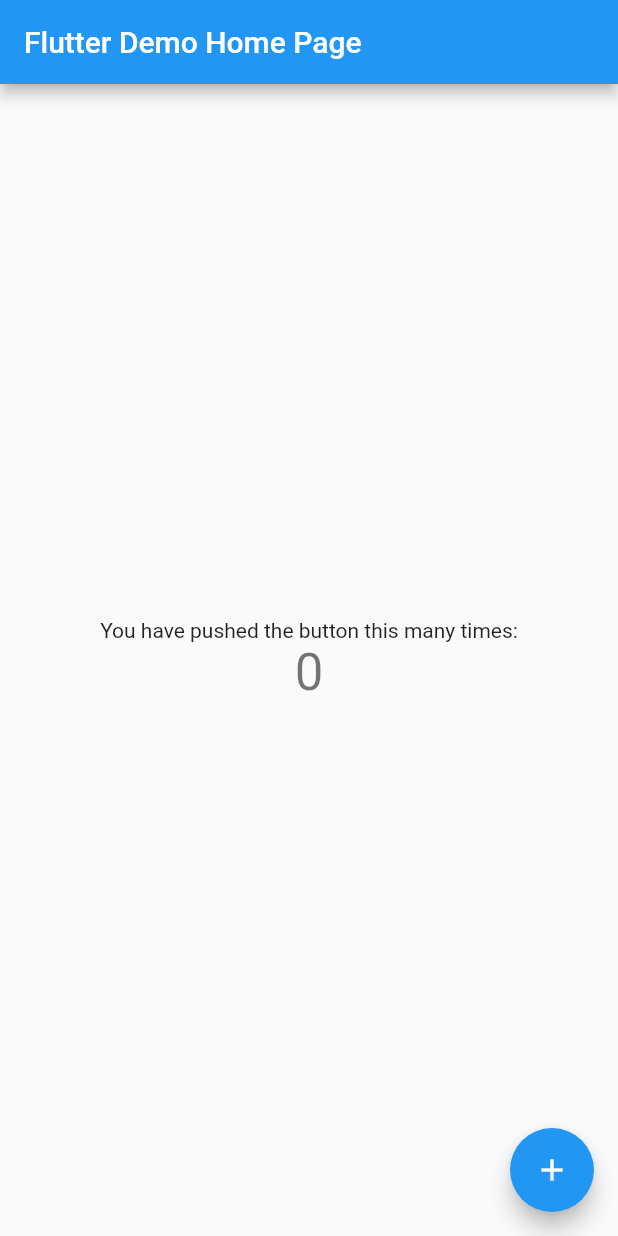
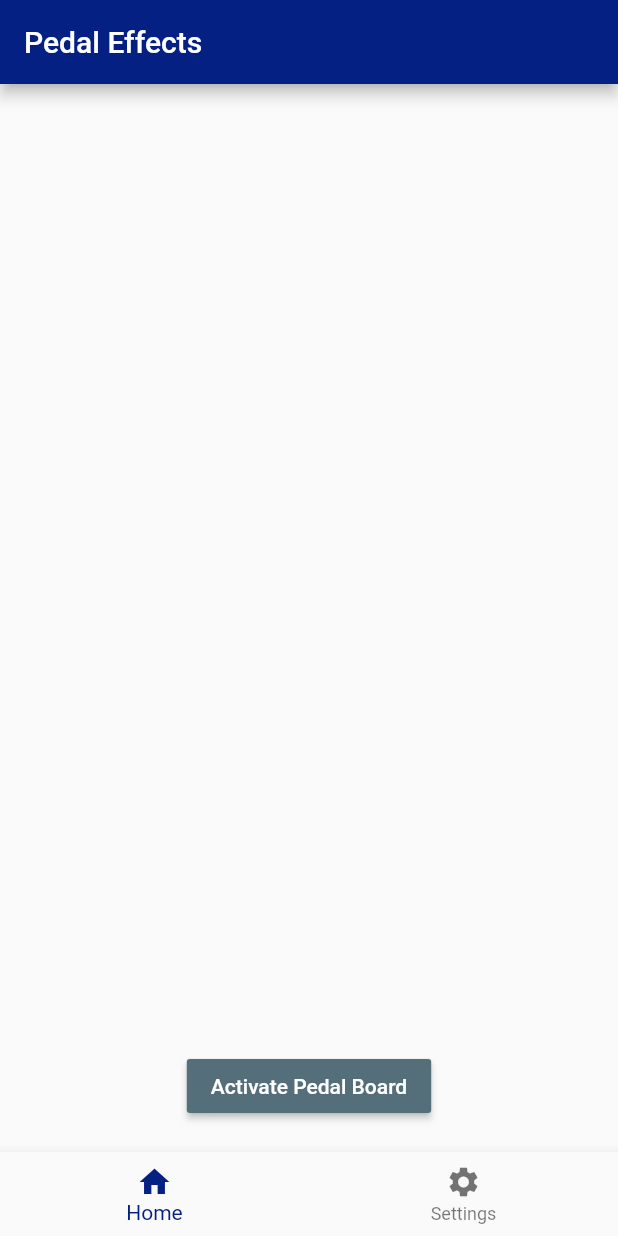
Before and after one commit to acdop100/ECE_4873_Guitar_Pedals_and_Effects, a Flutter app: the screen it shows after launch, on a phone screen of 412 x 824 dp. Run offline on Flutter 3.47's test engine with Material 2 defaults, Android fonts, the phone set to English and light mode, and no system bars.

Commit message:
Added pages/nav bar, theming, and buttons

```diff
--- /dev/null
+++ b/lib/homepage.dart
@@ -0,0 +1,46 @@
+import 'package:flutter/material.dart';
+
+class HomePage extends StatefulWidget {
+  @override
+  _HomePage createState() => _HomePage();
+}
+
+class _HomePage extends State<HomePage> {
+  @override
+  void initState() {
+    super.initState();
+  }
+
+    @override
+    Widget build(BuildContext context) {
+      return Scaffold(
+        appBar: AppBar(
+          title: Text(
+            "Pedal Effects",
+            style: TextStyle(color: Color(0xffFFFFFF)),
+          ),
+          backgroundColor: Color(0xff042082),
+        ),
+        body: Column(
+            mainAxisAlignment: MainAxisAlignment.center,
+            crossAxisAlignment: CrossAxisAlignment.center,
+            children: <Widget>[
+              Expanded(child: Container(),),
+              Padding(
+                padding: EdgeInsets.all(20.0),
+                child: RaisedButton(
+                  color: Colors.blueGrey[600],
+                  onPressed: () {
+                    // Enable effect
+                  },
+                  child: Text(
+                    'Activate Pedal Board',
+                    style: TextStyle(color: Color(0xffFFFFFF)),
+                  ),
+                ),
+              ),
+            ],
+          ),
+      );
+    }
+  }
--- a/lib/main.dart
+++ b/lib/main.dart
@@ -1,6 +1,7 @@
 import 'package:flutter/material.dart';
-
-void main() {
+import 'homepage.dart';
+import 'settings.dart';
+void main() async {
   runApp(MyApp());
 }
 
@@ -9,109 +10,57 @@ class MyApp extends StatelessWidget {
   @override
   Widget build(BuildContext context) {
     return MaterialApp(
-      title: 'Flutter Demo',
-      theme: ThemeData(
-        // This is the theme of your application.
-        //
-        // Try running your application with "flutter run". You'll see the
-        // application has a blue toolbar. Then, without quitting the app, try
-        // changing the primarySwatch below to Colors.green and then invoke
-        // "hot reload" (press "r" in the console where you ran "flutter run",
-        // or simply save your changes to "hot reload" in a Flutter IDE).
-        // Notice that the counter didn't reset back to zero; the application
-        // is not restarted.
-        primarySwatch: Colors.blue,
-        // This makes the visual density adapt to the platform that you run
-        // the app on. For desktop platforms, the controls will be smaller and
-        // closer together (more dense) than on mobile platforms.
-        visualDensity: VisualDensity.adaptivePlatformDensity,
-      ),
-      home: MyHomePage(title: 'Flutter Demo Home Page'),
+      title: 'Guitar Pedal Effect App',
+      home: Home(),
     );
   }
 }
 
-class MyHomePage extends StatefulWidget {
-  MyHomePage({Key key, this.title}) : super(key: key);
-
-  // This widget is the home page of your application. It is stateful, meaning
-  // that it has a State object (defined below) that contains fields that affect
-  // how it looks.
-
-  // This class is the configuration for the state. It holds the values (in this
-  // case the title) provided by the parent (in this case the App widget) and
-  // used by the build method of the State. Fields in a Widget subclass are
-  // always marked "final".
-
-  final String title;
-
+class Home extends StatefulWidget {
   @override
-  _MyHomePageState createState() => _MyHomePageState();
+  _HomeState createState() {
+    return _HomeState();
+  }
 }
 
-class _MyHomePageState extends State<MyHomePage> {
-  int _counter = 0;
+int _selectedIndex = 0;
 
-  void _incrementCounter() {
+class _HomeState extends State<Home> {
+  // The widget builders for each page
+  final List<Widget> _children = [
+    HomePage(),
+    Settings(),
+  ];
+
+  // Changes pages from bottom nav bar
+  void _onItemTapped(int index) {
     setState(() {
-      // This call to setState tells the Flutter framework that something has
-      // changed in this State, which causes it to rerun the build method below
-      // so that the display can reflect the updated values. If we changed
-      // _counter without calling setState(), then the build method would not be
-      // called again, and so nothing would appear to happen.
-      _counter++;
+      _selectedIndex = index;
     });
   }
 
   @override
   Widget build(BuildContext context) {
-    // This method is rerun every time setState is called, for instance as done
-    // by the _incrementCounter method above.
-    //
-    // The Flutter framework has been optimized to make rerunning build methods
-    // fast, so that you can just rebuild anything that needs updating rather
-    // than having to individually change instances of widgets.
     return Scaffold(
-      appBar: AppBar(
-        // Here we take the value from the MyHomePage object that was created by
-        // the App.build method, and use it to set our appbar title.
-        title: Text(widget.title),
+      // Body of the page
+      body: _children[_selectedIndex],
+      // Bottom nav bar
+      bottomNavigationBar: BottomNavigationBar(
+        type: BottomNavigationBarType.fixed,
+        items: const <BottomNavigationBarItem>[
+          BottomNavigationBarItem(
+            icon: Icon(Icons.home),
+            label: 'Home',
+          ),
+          BottomNavigationBarItem(
+            icon: Icon(Icons.settings),
+            label: 'Settings',
+          ),
+        ],
+        currentIndex: _selectedIndex,
+        selectedItemColor: Color(0xff042082),
+        onTap: _onItemTapped,
       ),
-      body: Center(
-        // Center is a layout widget. It takes a single child and positions it
-        // in the middle of the parent.
-        child: Column(
-          // Column is also a layout widget. It takes a list of children and
-          // arranges them vertically. By default, it sizes itself to fit its
-          // children horizontally, and tries to be as tall as its parent.
-          //
-          // Invoke "debug painting" (press "p" in the console, choose the
-          // "Toggle Debug Paint" action from the Flutter Inspector in Android
-          // Studio, or the "Toggle Debug Paint" command in Visual Studio Code)
-          // to see the wireframe for each widget.
-          //
-          // Column has various properties to control how it sizes itself and
-          // how it positions its children. Here we use mainAxisAlignment to
-          // center the children vertically; the main axis here is the vertical
-          // axis because Columns are vertical (the cross axis would be
-          // horizontal).
-          mainAxisAlignment: MainAxisAlignment.center,
-          children: <Widget>[
-            Text(
-              'You have pushed the button this many times:',
-            ),
-            Text(
-              '$_counter',
-              style: Theme.of(context).textTheme.headline4,
-            ),
-          ],
-        ),
-      ),
-      floatingActionButton: FloatingActionButton(
-        onPressed: _incrementCounter,
-        tooltip: 'Increment',
-        child: Icon(Icons.add),
-      ), // This trailing comma makes auto-formatting nicer for build methods.
     );
   }
 }
```
Also changed, not shown: lib/settings.dart (added, +46 -0 lines), 2 other files.
